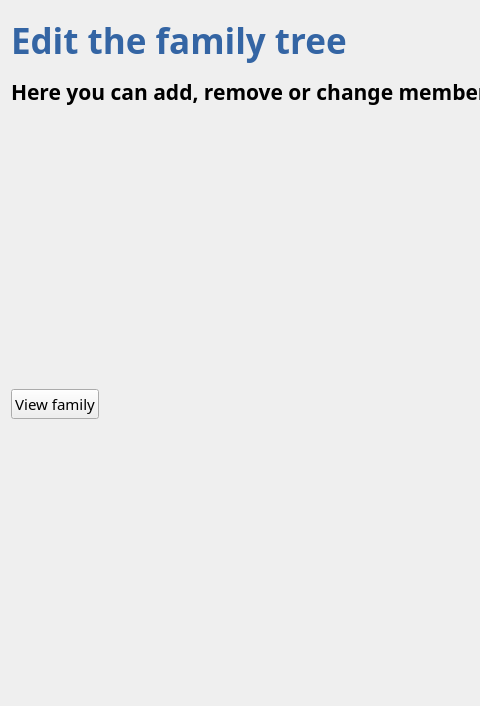
Above: FamilyTree/src/gui/editpage.ui from moumitahmad/Stammbaum before the change; both pictures show x 0 to 480 and y 0 to 706 of the 1434 by 706 pixel window. Below: the same form after it.
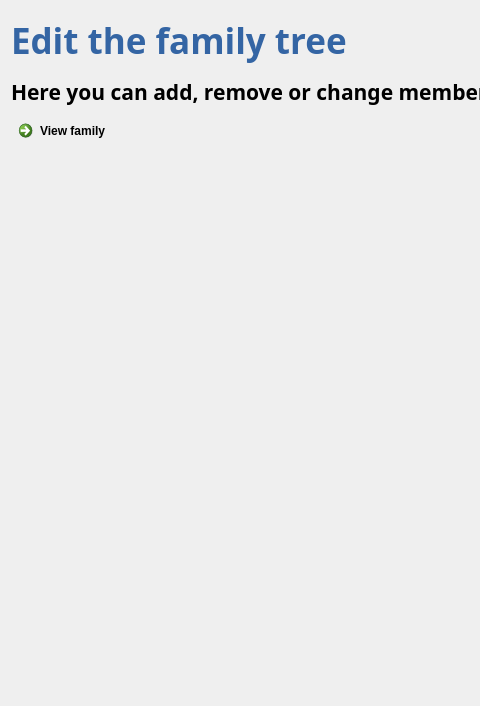
That is the form after the change.

What changed in the file:
```diff
--- a/FamilyTree/src/gui/editpage.ui
+++ b/FamilyTree/src/gui/editpage.ui
@@ -85,18 +85,12 @@
      <item>
       <layout class="QHBoxLayout" name="horizontalLayout">
        <item>
-        <layout class="QVBoxLayout" name="panel">
-         <item>
-          <layout class="QVBoxLayout" name="editPanel"/>
-         </item>
-         <item>
-          <widget class="QPushButton" name="ButtonViewFamily">
-           <property name="font">
-            <font>
-             <family>Sawasdee</family>
-             <pointsize>11</pointsize>
-            </font>
-           </property>
+        <layout class="QGridLayout" name="editPanel"/>
+       </item>
+       <item>
+        <layout class="QGridLayout" name="displayFamilyPanel">
+         <item row="0" column="0">
+          <widget class="QCommandLinkButton" name="ButtonViewFamily">
            <property name="text">
             <string>View family</string>
            </property>
```
Left out of the diff: 10 changed lines with no effect on the pictures.
